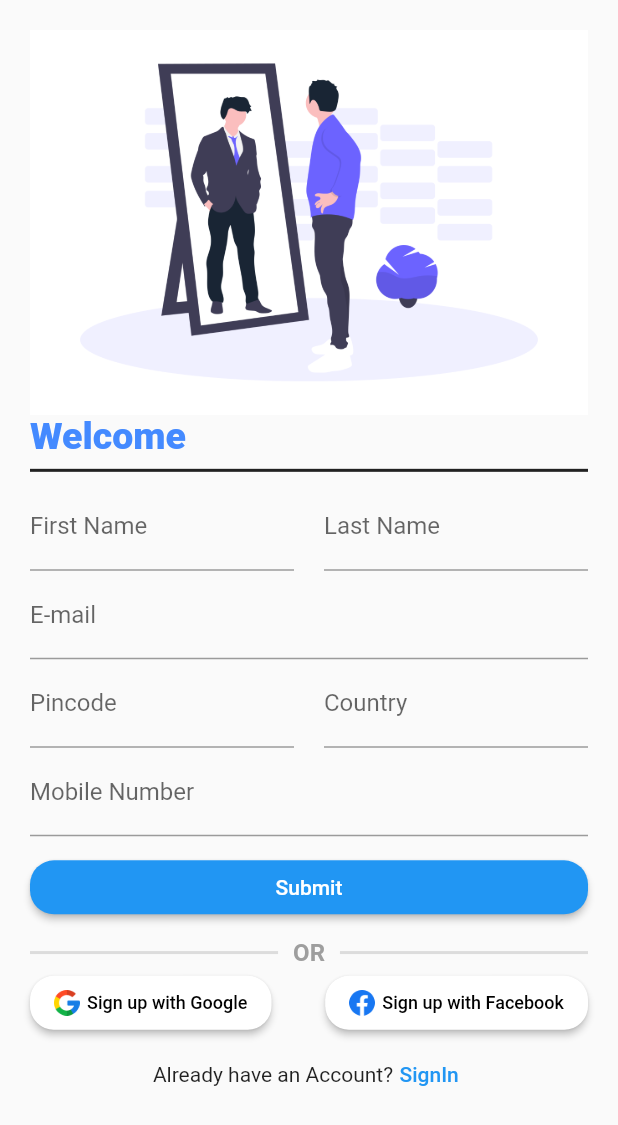
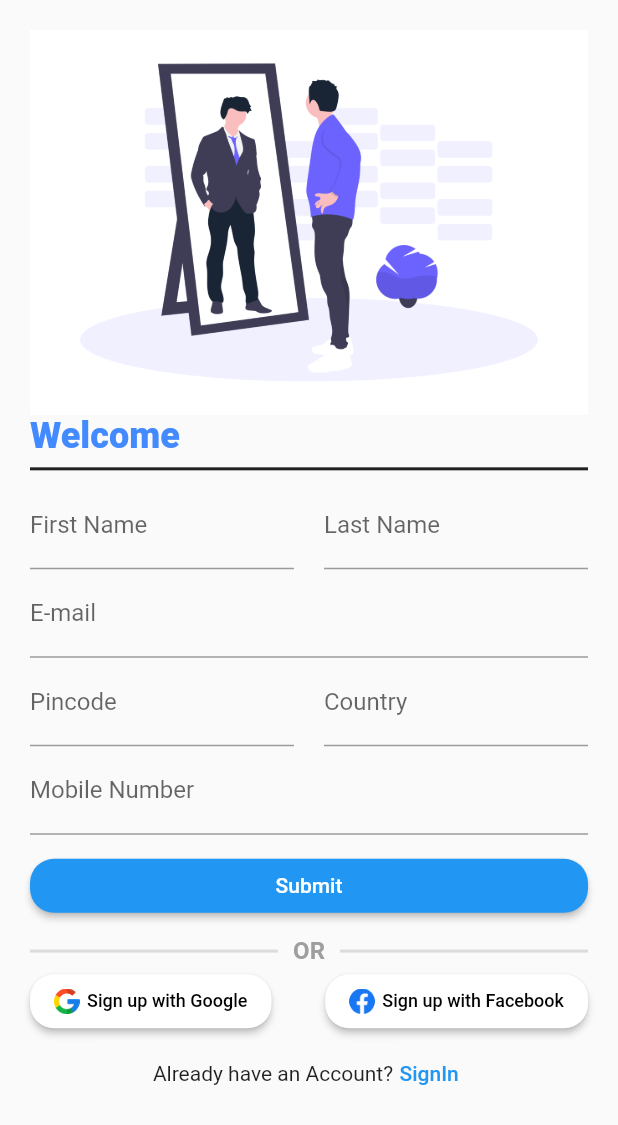
Before and after one commit to RahulChaudhary-07/5ive-to-9ine, a Flutter app: the screen it shows after launch, on a phone screen of 412 x 824 dp. Shown: the top 1125 px of the screen. Run offline on Flutter 3.47's test engine with Material 2 defaults, Android fonts, the phone set to English and light mode, and no system bars; our stand-ins replace google_fonts.

Commit message:
third commit

```diff
--- a/lib/main.dart
+++ b/lib/main.dart
@@ -17,7 +17,10 @@ class _MyAppState extends State<MyApp> {
   @override
   Widget build(BuildContext context) {
     return MaterialApp(
-      // initialRoute: '/',
+      initialRoute: '/initial',
+      routes: {
+        '/initial': (context) => SplashScreen(),
+      },
       home: LoginScreen(),
     );
   }
--- a/lib/screens/loginScreen.dart
+++ b/lib/screens/loginScreen.dart
@@ -14,12 +14,8 @@ class _LoginScreenState extends State<LoginScreen> {
   @override
   Widget build(BuildContext context) {
     return MaterialApp(
-      debugShowMaterialGrid: false,
-      theme: ThemeData(
-        // fontFamily: '',
-        primaryTextTheme: GoogleFonts.playfairDisplayTextTheme(),
-      ),
       debugShowCheckedModeBanner: false,
+      theme: ThemeData(primaryTextTheme: GoogleFonts.playfairDisplayTextTheme()),
       home: Scaffold(
         body: Form(
           key: _formKey,
@@ -34,7 +30,7 @@ class _LoginScreenState extends State<LoginScreen> {
                 "Welcome",
                 style: TextStyle(
                   color: Colors.blueAccent,
-                  fontSize: 25,
+                  fontSize: 24,
                   fontWeight: FontWeight.w900,
                 ),
               ),
```
Also changed, not shown: lib/screens/homeScreen.dart (+15 -1 lines), lib/screens/splashScreen.dart (+13 -9 lines).
